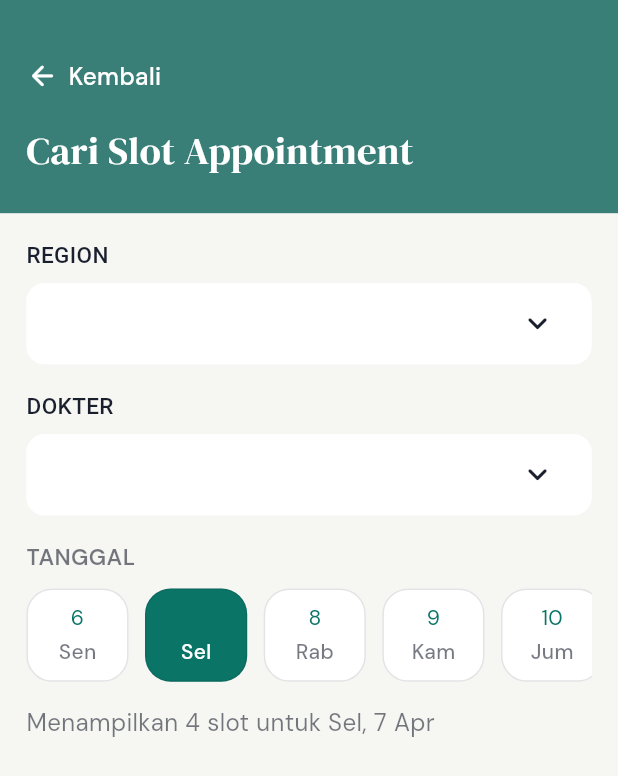
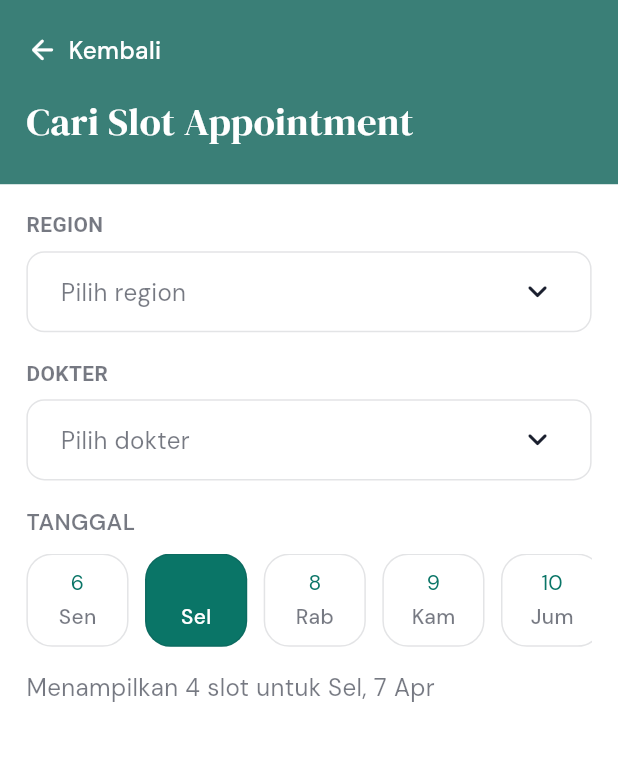
Before and after one commit to Davenn69/klinikku-frontend, a Flutter app: the SelectAppointmentView screen opened by its route, after a tap on "Kembali", on a phone screen of 412 x 824 dp. Shown: the top 776 px of the screen. Run offline on Flutter 3.47's test engine with Material 3 defaults, Android fonts, the light colour scheme and no system bars; drawn by our look-alikes of oktoast; our stand-ins replace dio, envied, flutter_riverpod, flutter_screenutil, flutter_svg, gap and 3 more; accounts and stored records are empty; generated files the repository leaves out were written again; network calls fail; statements that could not run were skipped.

Commit message:
modified : styling

```diff
--- a/lib/cores/widgets/custom_dropdown.dart
+++ b/lib/cores/widgets/custom_dropdown.dart
@@ -206,12 +206,8 @@ class _CustomDropdownButtonState<T> extends State<CustomDropdownButton<T>> {
       if (widget.label.isNotEmpty) ...[
         Text.rich(
           TextSpan(
-            style: textTheme.body6.copyWith(
-              fontSize: 14.sp,
-              fontWeight: FontWeight.w500,
-              fontFamily: textTheme.body6.fontFamily,
-            ),
-            children: [TextSpan(text: widget.label)],
+            style: textTheme.caption1,
+            children: [TextSpan(text: widget.label.toUpperCase())],
           ),
         ),
         Gap(6.h),
@@ -231,7 +227,7 @@ class _CustomDropdownButtonState<T> extends State<CustomDropdownButton<T>> {
           decoration: BoxDecoration(
             borderRadius: BorderRadius.circular(12),
             border: Border.all(
-              color: errorMessage != null ? AppColors.warning : AppColors.gray3,
+              color: errorMessage != null ? AppColors.warning : AppColors.gray2,
               width: 1,
             ),
             color: widget.isDisabled ? AppColors.gray1 : AppColors.white,
@@ -243,9 +239,9 @@ class _CustomDropdownButtonState<T> extends State<CustomDropdownButton<T>> {
                 selectedValue!.isEmpty ? widget.hint : selectedValue!,
                 style:
                     widget.isDisabled
-                        ? textTheme.body6.copyWith(color: AppColors.gray3)
+                        ? textTheme.body6.copyWith(color: AppColors.gray1)
                         : selectedValue!.isEmpty
-                        ? textTheme.body6.copyWith(color: AppColors.gray3)
+                        ? textTheme.body6.copyWith(color: AppColors.gray1)
                         : textTheme.body6.copyWith(
                           color:
                               errorMessage != null
--- a/lib/features/booking/views/select_appointment_view.dart
+++ b/lib/features/booking/views/select_appointment_view.dart
@@ -15,11 +15,8 @@ class SelectAppointmentView extends StatelessWidget {
   const SelectAppointmentView({super.key});
 
   @override
-  Widget build(BuildContext context) => BaseView(
-    provider: selectAppointmentVm,
-    backgroundColor: const Color(0xFFF6F6F2),
-    builder: _buildScreen,
-  );
+  Widget build(BuildContext context) =>
+      BaseView(provider: selectAppointmentVm, builder: _buildScreen);
 
   Widget _buildScreen(BuildContext context, SelectAppointmentVM vm) => SafeArea(
     bottom: false,
@@ -119,7 +116,6 @@ class SelectAppointmentView extends StatelessWidget {
     child: Column(
       crossAxisAlignment: CrossAxisAlignment.start,
       children: [
-        Gap(16.h),
         InkWell(
           onTap: () => Navigator.of(context).maybePop(),
           borderRadius: BorderRadius.circular(12.r),
@@ -145,7 +141,7 @@ class SelectAppointmentView extends StatelessWidget {
             ),
           ),
         ),
-        Gap(18.h),
+        Gap(16.h),
         Text(
           'Cari Slot Appointment',
           style: textTheme.headline1.copyWith(
```
